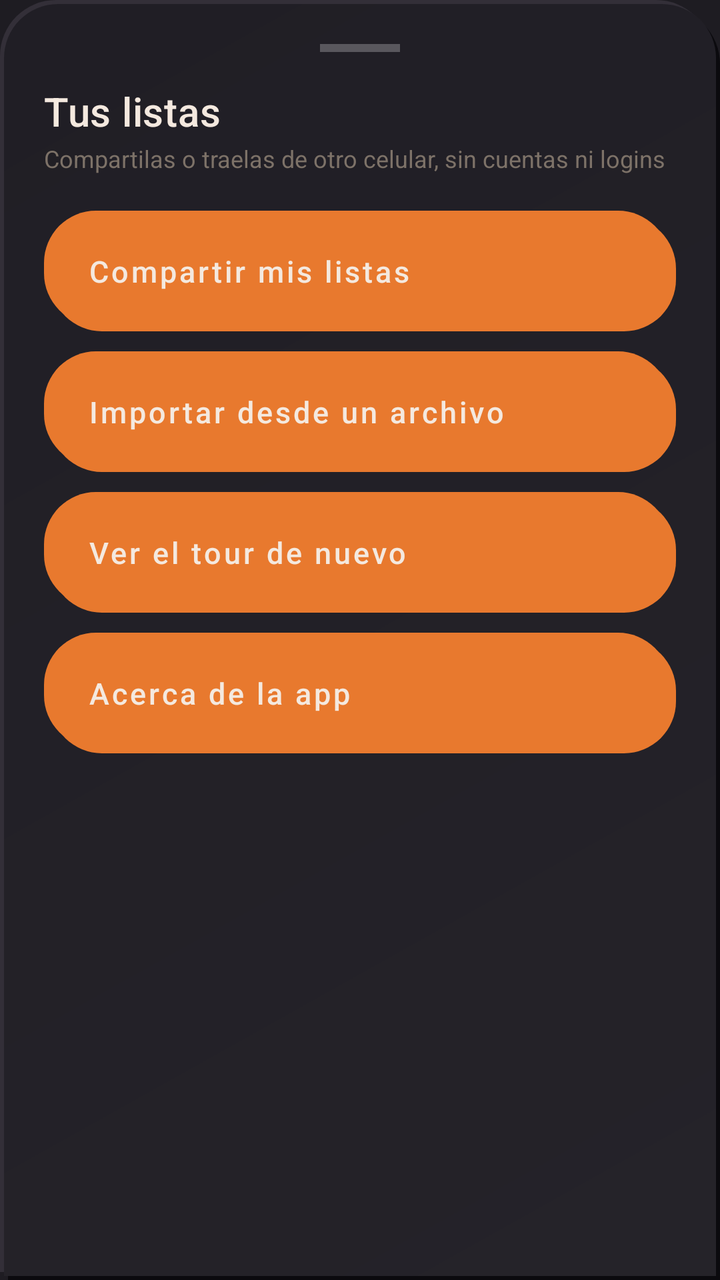
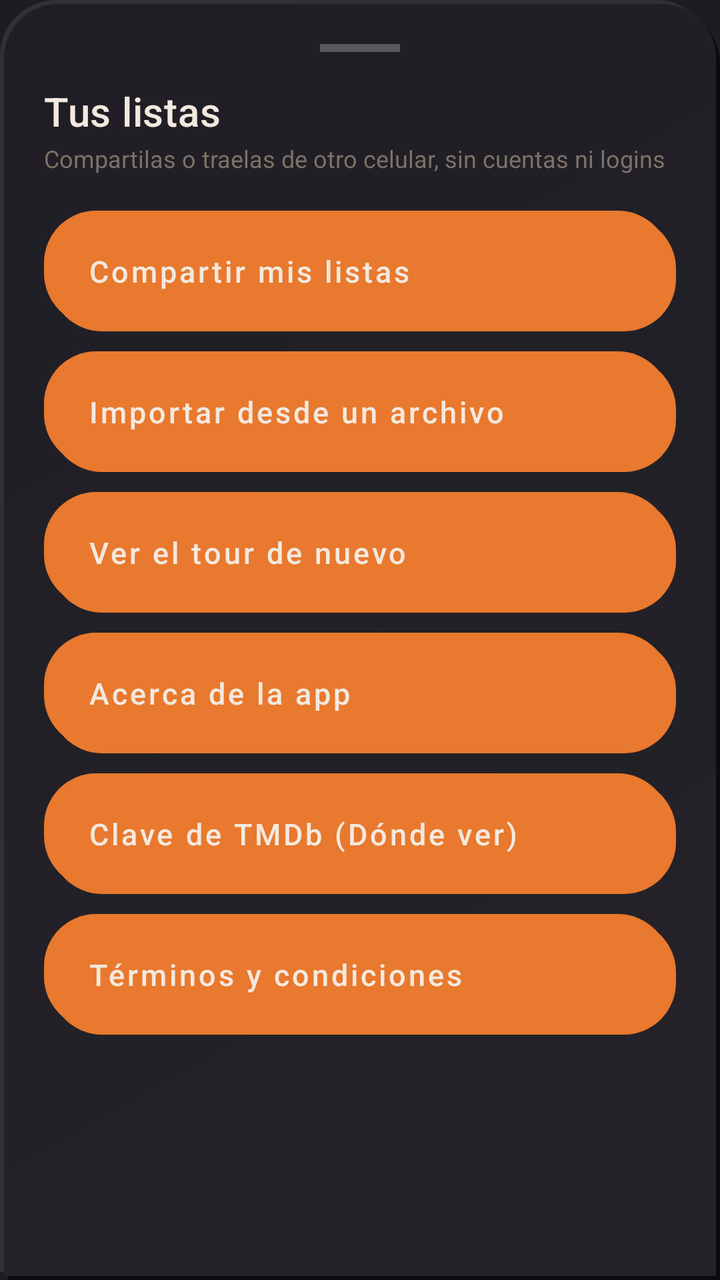

Compare the two renders of this Android layout. The source of the first and the diff that turns it into the second are given below.
<!-- AndroidManifest.xml: application theme Theme.DondeMierdaIba -->
<!-- res/layout/dialog_backup_menu.xml -->
<?xml version="1.0" encoding="utf-8"?>
<LinearLayout xmlns:android="http://schemas.android.com/apk/res/android"
    android:layout_width="match_parent"
    android:layout_height="wrap_content"
    android:background="@drawable/bg_glass_sheet"
    android:orientation="vertical"
    android:padding="22dp">

    <View
        android:layout_width="40dp"
        android:layout_height="4dp"
        android:layout_gravity="center_horizontal"
        android:background="#40FFFFFF" />

    <TextView
        android:layout_width="wrap_content"
        android:layout_height="wrap_content"
        android:layout_marginTop="16dp"
        android:text="@string/backup_menu_title"
        android:textAppearance="@style/TextAppearance.DMI.Title" />

    <TextView
        android:layout_width="wrap_content"
        android:layout_height="wrap_content"
        android:layout_marginTop="2dp"
        android:text="@string/backup_menu_subtitle"
        android:textColor="@color/text_muted"
        android:textSize="12sp" />

    <Button
        android:id="@+id/btnExport"
        style="@style/Widget.DMI.AppleButton.Ghost"
        android:layout_width="match_parent"
        android:layout_height="wrap_content"
        android:layout_marginTop="18dp"
        android:drawableStart="@drawable/ic_share"
        android:drawablePadding="10dp"
        android:gravity="center_vertical|start"
        android:text="@string/backup_export_action" />

    <Button
        android:id="@+id/btnImport"
        style="@style/Widget.DMI.AppleButton.Ghost"
        android:layout_width="match_parent"
        android:layout_height="wrap_content"
        android:layout_marginTop="10dp"
        android:drawableStart="@drawable/ic_import"
        android:drawablePadding="10dp"
        android:gravity="center_vertical|start"
        android:text="@string/backup_import_action" />

    <Button
        android:id="@+id/btnReplayTutorial"
        style="@style/Widget.DMI.AppleButton.Ghost"
        android:layout_width="match_parent"
        android:layout_height="wrap_content"
        android:layout_marginTop="10dp"
        android:drawableStart="@drawable/ic_help"
        android:drawablePadding="10dp"
        android:gravity="center_vertical|start"
        android:text="@string/tutorial_replay" />

    <Button
        android:id="@+id/btnAboutApp"
        style="@style/Widget.DMI.AppleButton.Ghost"
        android:layout_width="match_parent"
        android:layout_height="wrap_content"
        android:layout_marginTop="10dp"
        android:drawableStart="@drawable/ic_info"
        android:drawablePadding="10dp"
        android:gravity="center_vertical|start"
        android:text="@string/about_menu_action" />

</LinearLayout>
<!-- resources referenced by this layout -->
<resources>
  <color name="text_muted">#7D7268</color>
  <!-- drawable ic_import (drawable) -->
  <?xml version="1.0" encoding="utf-8"?>
  <vector xmlns:android="http://schemas.android.com/apk/res/android"
      android:width="24dp" android:height="24dp" android:viewportWidth="24" android:viewportHeight="24">
      <path android:fillColor="#FFFFFF" android:pathData="M19,9h-4V3H9v6H5l7,7 7,-7zM5,18v2h14v-2H5z"/>
  </vector>
  <!-- drawable ic_info (drawable) -->
  <?xml version="1.0" encoding="utf-8"?>
  <vector xmlns:android="http://schemas.android.com/apk/res/android"
      android:width="24dp" android:height="24dp" android:viewportWidth="24" android:viewportHeight="24">
      <path android:fillColor="#FFFFFF" android:pathData="M12,2C6.48,2 2,6.48 2,12s4.48,10 10,10 10,-4.48 10,-10S17.52,2 12,2zM13,17h-2v-6h2v6zM13,9h-2V7h2v2z"/>
  </vector>
  <string name="about_menu_action">Acerca de la app</string>
  <string name="backup_export_action">Compartir mis listas</string>
  <string name="backup_import_action">Importar desde un archivo</string>
  <string name="backup_menu_subtitle">Compartilas o traelas de otro celular, sin cuentas ni logins</string>
  <string name="backup_menu_title">Tus listas</string>
  <string name="tutorial_replay">Ver el tour de nuevo</string>
  <style name="TextAppearance.DMI.Title" parent="TextAppearance.MaterialComponents.Headline6">
          <item name="android:textColor">@color/text_primary</item>
          <item name="android:fontFamily">sans-serif-medium</item>
      </style>
  <style name="Widget.DMI.AppleButton.Ghost">
          <item name="android:background">@drawable/bg_button_apple_ghost</item>
          <item name="android:textColor">@color/text_primary</item>
      </style>
  <color name="neu_shadow_dark">#0B0A0E</color>
  <color name="neu_shadow_light">#332F38</color>
  <color name="neu_base_hi">#252329</color>
  <color name="neu_base">#201E25</color>
  <color name="text_primary">#F4E9DF</color>
  <!-- drawable bg_button_apple_ghost (drawable) -->
  <?xml version="1.0" encoding="utf-8"?>
  <selector xmlns:android="http://schemas.android.com/apk/res/android">
      <item android:state_pressed="true" android:drawable="@drawable/bg_button_ghost_pressed" />
      <item android:drawable="@drawable/bg_button_ghost_normal" />
  </selector>
  <color name="accent_violet">#E8792E</color>
  <color name="bg_top">#1E1C22</color>
  <color name="accent_cyan">#F4B740</color>
  <color name="text_secondary">#B7A99C</color>
  <color name="neu_base_pressed">#191720</color>
  <!-- unchanged entries left out for length: 6 -->
</resources>

<!-- the commit's change to res/layout/dialog_backup_menu.xml (unified diff, before → after) -->
@@ -71,4 +71,26 @@
         android:gravity="center_vertical|start"
         android:text="@string/about_menu_action" />
 
+    <Button
+        android:id="@+id/btnTmdbKey"
+        style="@style/Widget.DMI.AppleButton.Ghost"
+        android:layout_width="match_parent"
+        android:layout_height="wrap_content"
+        android:layout_marginTop="10dp"
+        android:drawableStart="@drawable/ic_where_to_watch"
+        android:drawablePadding="10dp"
+        android:gravity="center_vertical|start"
+        android:text="@string/tmdb_key_menu_action" />
+
+    <Button
+        android:id="@+id/btnTerms"
+        style="@style/Widget.DMI.AppleButton.Ghost"
+        android:layout_width="match_parent"
+        android:layout_height="wrap_content"
+        android:layout_marginTop="10dp"
+        android:drawableStart="@drawable/ic_info"
+        android:drawablePadding="10dp"
+        android:gravity="center_vertical|start"
+        android:text="@string/terms_menu_action" />
+
 </LinearLayout>
<!-- resource entries referenced after the edit -->
@@ -13,11 +13,23 @@
       android:width="24dp" android:height="24dp" android:viewportWidth="24" android:viewportHeight="24">
       <path android:fillColor="#FFFFFF" android:pathData="M12,2C6.48,2 2,6.48 2,12s4.48,10 10,10 10,-4.48 10,-10S17.52,2 12,2zM13,17h-2v-6h2v6zM13,9h-2V7h2v2z"/>
   </vector>
+  <!-- drawable ic_where_to_watch (drawable) -->
+  <vector xmlns:android="http://schemas.android.com/apk/res/android"
+      android:width="24dp"
+      android:height="24dp"
+      android:viewportWidth="24"
+      android:viewportHeight="24">
+      <path
+          android:fillColor="@color/text_primary"
+          android:pathData="M11.99,2C6.47,2 2,6.48 2,12s4.47,10 9.99,10C17.52,22 22,17.52 22,12S17.52,2 11.99,2zM18.92,8h-2.95c-0.32,-1.25 -0.78,-2.45 -1.38,-3.56 1.84,0.63 3.37,1.91 4.33,3.56zM12,4.04c0.83,1.2 1.48,2.53 1.91,3.96h-3.82c0.43,-1.43 1.08,-2.76 1.91,-3.96zM4.26,14C4.1,13.36 4,12.69 4,12s0.1,-1.36 0.26,-2h3.38c-0.08,0.66 -0.14,1.32 -0.14,2 0,0.68 0.06,1.34 0.14,2H4.26zM5.08,16h2.95c0.32,1.25 0.78,2.45 1.38,3.56 -1.84,-0.63 -3.37,-1.9 -4.33,-3.56zM8.03,8L5.08,8c0.96,-1.66 2.49,-2.93 4.33,-3.56C8.81,5.55 8.35,6.75 8.03,8zM12,19.96c-0.83,-1.2 -1.48,-2.53 -1.91,-3.96h3.82c-0.43,1.43 -1.08,2.76 -1.91,3.96zM14.34,14L9.66,14C9.57,13.34 9.5,12.68 9.5,12s0.07,-1.35 0.16,-2h4.68c0.09,0.65 0.16,1.31 0.16,2 0,0.68 -0.07,1.34 -0.16,2zM14.59,19.56c0.6,-1.11 1.06,-2.31 1.38,-3.56h2.95c-0.96,1.65 -2.49,2.93 -4.33,3.56zM16.36,14c0.08,-0.66 0.14,-1.32 0.14,-2 0,-0.68 -0.06,-1.34 -0.14,-2h3.38c0.16,0.64 0.26,1.31 0.26,2s-0.1,1.36 -0.26,2h-3.38z" />
+  </vector>
   <string name="about_menu_action">Acerca de la app</string>
   <string name="backup_export_action">Compartir mis listas</string>
   <string name="backup_import_action">Importar desde un archivo</string>
   <string name="backup_menu_subtitle">Compartilas o traelas de otro celular, sin cuentas ni logins</string>
   <string name="backup_menu_title">Tus listas</string>
+  <string name="terms_menu_action">Términos y condiciones</string>
+  <string name="tmdb_key_menu_action">Clave de TMDb (Dónde ver)</string>
   <string name="tutorial_replay">Ver el tour de nuevo</string>
   <style name="TextAppearance.DMI.Title" parent="TextAppearance.MaterialComponents.Headline6">
           <item name="android:textColor">@color/text_primary</item>
